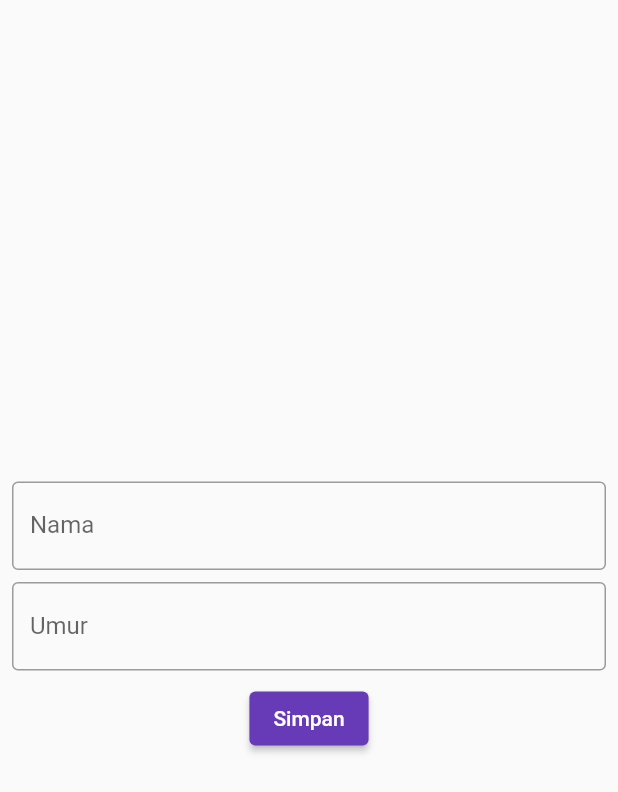
After one commit to dwitio123/ovo_clone, a Flutter app: the PLN screen opened directly, on a phone screen of 412 x 824 dp. The commit adds this screen. Shown: the top 792 px of the screen. Run offline on Flutter 3.47's test engine with Material 2 defaults, Android fonts, the phone set to English and light mode, and no system bars; our stand-ins replace carousel_slider, sqflite; accounts and stored records are empty.

Commit message:
CRUD with SQFlite

```diff
--- /dev/null
+++ b/lib/pln.dart
@@ -0,0 +1,97 @@
+import 'package:flutter/material.dart';
+import 'package:ovo_clone/pulsa.dart';
+import 'package:ovo_clone/sql_helper.dart';
+
+class PLN extends StatefulWidget {
+  final int id;
+
+  const PLN({super.key, required this.id} );
+
+  @override
+  State<PLN> createState() => _PLNState();
+}
+
+class _PLNState extends State<PLN> {
+
+  List<Map<String, dynamic>> _cat = [];
+
+  void _detailCat() async {
+    final dataDetail = await SQLHelper.getItem(widget.id);
+    setState(() {
+      _cat = dataDetail;
+    });
+  }
+
+  @override
+  void initState() {
+    super.initState();
+    _detailCat();
+  }
+
+  @override
+  Widget build(BuildContext context) {
+    final TextEditingController _nameController = TextEditingController();
+    final TextEditingController _ageController = TextEditingController();
+
+    if(widget.id != 0 && _cat.isNotEmpty) {
+      _nameController.text = _cat[0]['name'];
+      _ageController.text = _cat[0]['age'].toString();
+    } else {
+      setState(() {
+        widget.id == 0;
+      });
+    }
+
+    Future<void> _addCats() async {
+      await SQLHelper.insertCat(_nameController.text, int.parse(_ageController.text));
+    }
+
+    Future<void> _updateCat() async {
+      await SQLHelper.updateItem(widget.id, _nameController.text, int.parse(_ageController.text));
+    }
+
+    return Scaffold(
+      body: SafeArea(
+        child: Padding(
+          padding: const EdgeInsets.all(8.0),
+          child: Column(
+            mainAxisAlignment: MainAxisAlignment.center,
+            children: [
+              TextFormField(
+                controller: _nameController,
+                decoration: InputDecoration(
+                  border: OutlineInputBorder(),
+                  hintText: 'Nama',
+                  labelText: 'Nama',
+                ),
+              ),
+              SizedBox(
+                height: 8,
+              ),
+              TextFormField(
+                controller: _ageController,
+                decoration: InputDecoration(
+                  border: OutlineInputBorder(),
+                  hintText: 'Umur',
+                  labelText: 'Umur',
+                ),
+              ),
+              SizedBox(
+                height: 8,
+              ),
+              ElevatedButton(
+                  onPressed: () {
+                    widget.id == 0 ? _addCats() : _updateCat();
+
+                    Navigator.pop(context);
+                    Navigator.push(context, MaterialPageRoute(builder: (context) {
+                      return Pulsa();
+                    }));
+                  }, child: widget.id == 0 ? Text('Simpan') : Text('Ubah'))
+            ],
+          ),
+        ),
+      ),
+    );
+  }
+}
--- /dev/null
+++ b/lib/sql_helper.dart
@@ -0,0 +1,62 @@
+import 'package:flutter/foundation.dart';
+import 'package:sqflite/sqflite.dart' as sql;
+
+class SQLHelper {
+  static Future<void> createTables(sql.Database database) async {
+    await database.execute("""CREATE TABLE cats(
+      id INTEGER PRIMARY KEY AUTOINCREMENT NOT NULL,
+      name TEXT,
+      age INTEGER
+    )
+    """);
+  }
+
+  static Future<sql.Database> db() async {
+    return sql.openDatabase(
+      'kitty_database.db',
+      version: 1,
+      onCreate: (sql.Database database, int version) async {
+        await createTables(database);
+      }
+    );
+  }
+
+  static Future<int> insertCat(String name, int age) async {
+    final db = await SQLHelper.db();
+
+    final data = {'name': name, 'age': age};
+    final id = await db.insert('cats', data, conflictAlgorithm: sql.ConflictAlgorithm.replace);
+    return id;
+  }
+
+  static Future<List<Map<String, dynamic>>> getItems() async {
+    final db = await SQLHelper.db();
+    return db.query('cats', orderBy: "id");
+  }
+
+  static Future<List<Map<String, dynamic>>> getItem(int id) async {
+    final db = await SQLHelper.db();
+    return db.query('cats', where: "id = ?", whereArgs: [id], limit: 1);
+  }
+
+  static Future<int> updateItem(int id, String name, int age) async {
+    final db = await SQLHelper.db();
+
+    final data = {
+      'name': name,
+      'age': age
+    };
+
+    final result = await db.update('cats', data, where: "id = ?", whereArgs: [id]);
+    return result;
+  }
+
+  static Future<void> deleteItem(int id) async {
+    final db = await SQLHelper.db();
+    try {
+      await db.delete("cats", where: "id = ?", whereArgs: [id]);
+    } catch (err) {
+      debugPrint("Kesalahan saat ingin menghapus data: $err");
+    }
+  }
+}
--- a/pubspec.yaml
+++ b/pubspec.yaml
@@ -36,6 +36,8 @@ dependencies:
   # Use with the CupertinoIcons class for iOS style icons.
   cupertino_icons: ^1.0.2
   carousel_slider: ^4.2.1
+  sqflite: ^2.3.0
+  path: ^1.8.3
 
 dev_dependencies:
   flutter_test:
```
Also changed, not shown: lib/database.dart (added, +149 -0 lines), lib/main.dart (+18 -1 lines), lib/pulsa.dart (added, +65 -0 lines), pubspec.lock, 1 other file.
